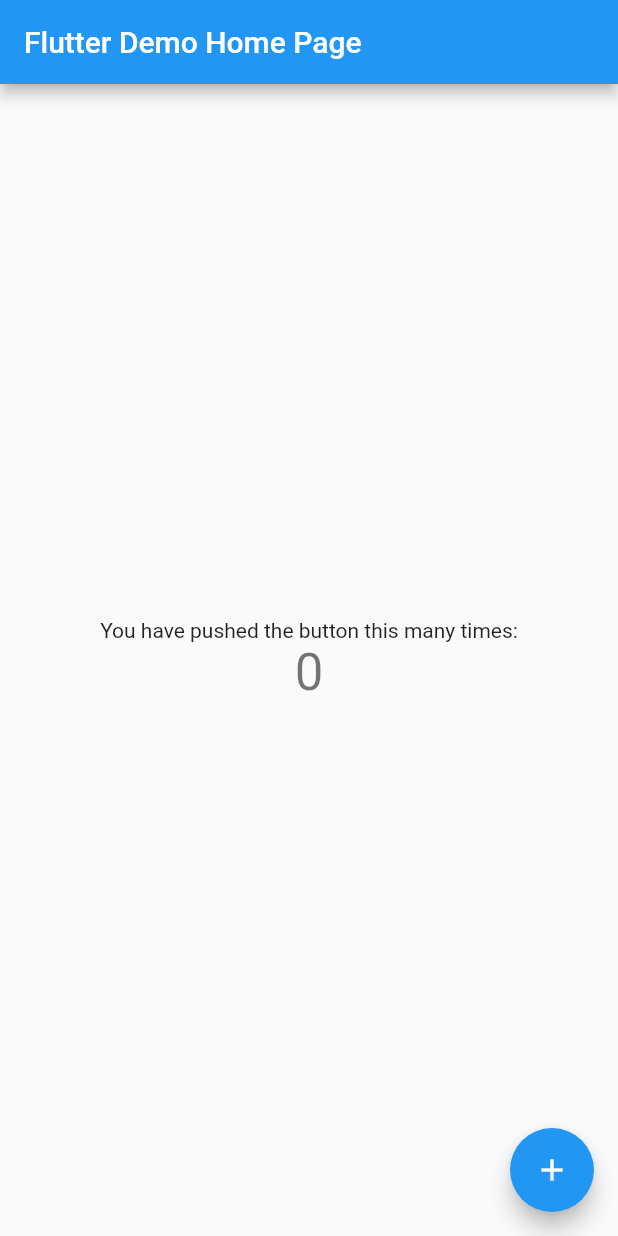
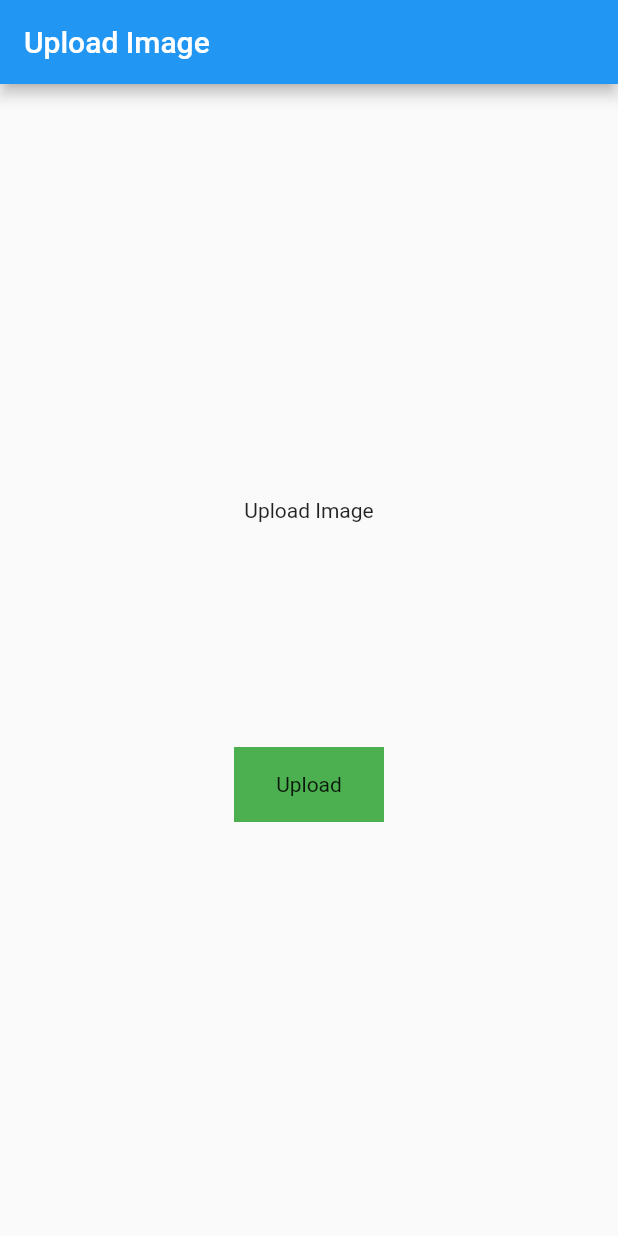
Before and after one commit to asadullah43/api_practise, a Flutter app: the screen it shows after launch, on a phone screen of 412 x 824 dp. Run offline on Flutter 3.47's test engine with Material 2 defaults, Android fonts, the phone set to English and light mode, and no system bars; drawn by our look-alikes of modal_progress_hud_nsn; our stand-ins replace image_picker.

Commit message:
image uploded to api done

```diff
--- a/lib/main.dart
+++ b/lib/main.dart
@@ -1,3 +1,4 @@
+import 'package:api_practise/upload_screen.dart';
 import 'package:flutter/material.dart';
 
 void main() {
@@ -13,103 +14,9 @@ class MyApp extends StatelessWidget {
     return MaterialApp(
       title: 'Flutter Demo',
       theme: ThemeData(
-        // This is the theme of your application.
-        //
-        // Try running your application with "flutter run". You'll see the
-        // application has a blue toolbar. Then, without quitting the app, try
-        // changing the primarySwatch below to Colors.green and then invoke
-        // "hot reload" (press "r" in the console where you ran "flutter run",
-        // or simply save your changes to "hot reload" in a Flutter IDE).
-        // Notice that the counter didn't reset back to zero; the application
-        // is not restarted.
         primarySwatch: Colors.blue,
       ),
-      home: const MyHomePage(title: 'Flutter Demo Home Page'),
+      home: const UploadImg(),
     );
   }
 }
-
-class MyHomePage extends StatefulWidget {
-  const MyHomePage({super.key, required this.title});
-
-  // This widget is the home page of your application. It is stateful, meaning
-  // that it has a State object (defined below) that contains fields that affect
-  // how it looks.
-
-  // This class is the configuration for the state. It holds the values (in this
-  // case the title) provided by the parent (in this case the App widget) and
-  // used by the build method of the State. Fields in a Widget subclass are
-  // always marked "final".
-
-  final String title;
-
-  @override
-  State<MyHomePage> createState() => _MyHomePageState();
-}
-
-class _MyHomePageState extends State<MyHomePage> {
-  int _counter = 0;
-
-  void _incrementCounter() {
-    setState(() {
-      // This call to setState tells the Flutter framework that something has
-      // changed in this State, which causes it to rerun the build method below
-      // so that the display can reflect the updated values. If we changed
-      // _counter without calling setState(), then the build method would not be
-      // called again, and so nothing would appear to happen.
-      _counter++;
-    });
-  }
-
-  @override
-  Widget build(BuildContext context) {
-    // This method is rerun every time setState is called, for instance as done
-    // by the _incrementCounter method above.
-    //
-    // The Flutter framework has been optimized to make rerunning build methods
-    // fast, so that you can just rebuild anything that needs updating rather
-    // than having to individually change instances of widgets.
-    return Scaffold(
-      appBar: AppBar(
-        // Here we take the value from the MyHomePage object that was created by
-        // the App.build method, and use it to set our appbar title.
-        title: Text(widget.title),
-      ),
-      body: Center(
-        // Center is a layout widget. It takes a single child and positions it
-        // in the middle of the parent.
-        child: Column(
-          // Column is also a layout widget. It takes a list of children and
-          // arranges them vertically. By default, it sizes itself to fit its
-          // children horizontally, and tries to be as tall as its parent.
-          //
-          // Invoke "debug painting" (press "p" in the console, choose the
-          // "Toggle Debug Paint" action from the Flutter Inspector in Android
-          // Studio, or the "Toggle Debug Paint" command in Visual Studio Code)
-          // to see the wireframe for each widget.
-          //
-          // Column has various properties to control how it sizes itself and
-          // how it positions its children. Here we use mainAxisAlignment to
-          // center the children vertically; the main axis here is the vertical
-          // axis because Columns are vertical (the cross axis would be
-          // horizontal).
-          mainAxisAlignment: MainAxisAlignment.center,
-          children: <Widget>[
-            const Text(
-              'You have pushed the button this many times:',
-            ),
-            Text(
-              '$_counter',
-              style: Theme.of(context).textTheme.headline4,
-            ),
-          ],
-        ),
-      ),
-      floatingActionButton: FloatingActionButton(
-        onPressed: _incrementCounter,
-        tooltip: 'Increment',
-        child: const Icon(Icons.add),
-      ), // This trailing comma makes auto-formatting nicer for build methods.
-    );
-  }
-}
--- /dev/null
+++ b/lib/upload_screen.dart
@@ -0,0 +1,117 @@
+import 'dart:io';
+
+import 'package:flutter/material.dart';
+
+import 'package:modal_progress_hud_nsn/modal_progress_hud_nsn.dart';
+import 'package:http/http.dart' as http;
+import 'package:image_picker/image_picker.dart';
+
+class UploadImg extends StatefulWidget {
+  const UploadImg({Key? key}) : super(key: key);
+
+  @override
+  State<UploadImg> createState() => _UploadImgState();
+}
+
+class _UploadImgState extends State<UploadImg> {
+  File? image;
+  final _picker = ImagePicker();
+  bool showSpinner = false;
+  Future getImage() async {
+    final pickFile =
+        await _picker.pickImage(source: ImageSource.gallery, imageQuality: 80);
+    if (pickFile != null) {
+      image = File(pickFile.path);
+      setState(() {});
+    } else {
+      print('No image selected');
+    }
+  }
+
+  Future<void> uploadImage() async {
+    setState(() {
+      showSpinner = true;
+    });
+
+    var stream = http.ByteStream(image!.openRead());
+    stream.cast();
+
+    var length = await image!.length();
+
+    var uri = Uri.parse('https://fakestoreapi.com/products');
+
+    var request = http.MultipartRequest('POST', uri);
+
+    request.fields['title'] = "Static title";
+
+    var multiport = http.MultipartFile('image', stream, length);
+
+    request.files.add(multiport);
+
+    var response = await request.send();
+
+    print(response.stream.toString());
+    if (response.statusCode == 200) {
+      setState(() {
+        showSpinner = false;
+      });
+      print('image uploaded');
+    } else {
+      print('failed');
+      setState(() {
+        showSpinner = false;
+      });
+    }
+  }
+
+  @override
+  Widget build(BuildContext context) {
+    return ModalProgressHUD(
+      inAsyncCall: false,
+      child: Scaffold(
+        appBar: AppBar(title: const Text('Upload Image')),
+        body: Column(
+          mainAxisAlignment: MainAxisAlignment.center,
+          crossAxisAlignment: CrossAxisAlignment.center,
+          children: [
+            GestureDetector(
+              onTap: () {
+                getImage();
+              },
+              child: Container(
+                child: image == null
+                    ? const Center(
+                        child: Text('Upload Image'),
+                      )
+                    : Container(
+                        child: Center(
+                          child: Image.file(
+                            File(image!.path).absolute,
+                            height: 100,
+                            width: 100,
+                            fit: BoxFit.cover,
+                          ),
+                        ),
+                      ),
+              ),
+            ),
+            const SizedBox(
+              height: 150,
+            ),
+            GestureDetector(
+              onTap: () {
+                uploadImage();
+              },
+              child: Container(
+                height: 50,
+                width: 100,
+                color: Colors.green,
+                child: Center(child: const Text('Upload')),
+              ),
+            )
+          ],
+        ),
+      ),
+    );
+  }
+}
--- a/pubspec.yaml
+++ b/pubspec.yaml
@@ -36,6 +36,9 @@ dependencies:
   # The following adds the Cupertino Icons font to your application.
   # Use with the CupertinoIcons class for iOS style icons.
   cupertino_icons: ^1.0.2
+  modal_progress_hud_nsn: ^0.3.0
+  http: ^0.13.5
+  image_picker: ^0.8.6
 
 dev_dependencies:
   flutter_test:
```
Also changed, not shown: pubspec.lock, 7 other files.
